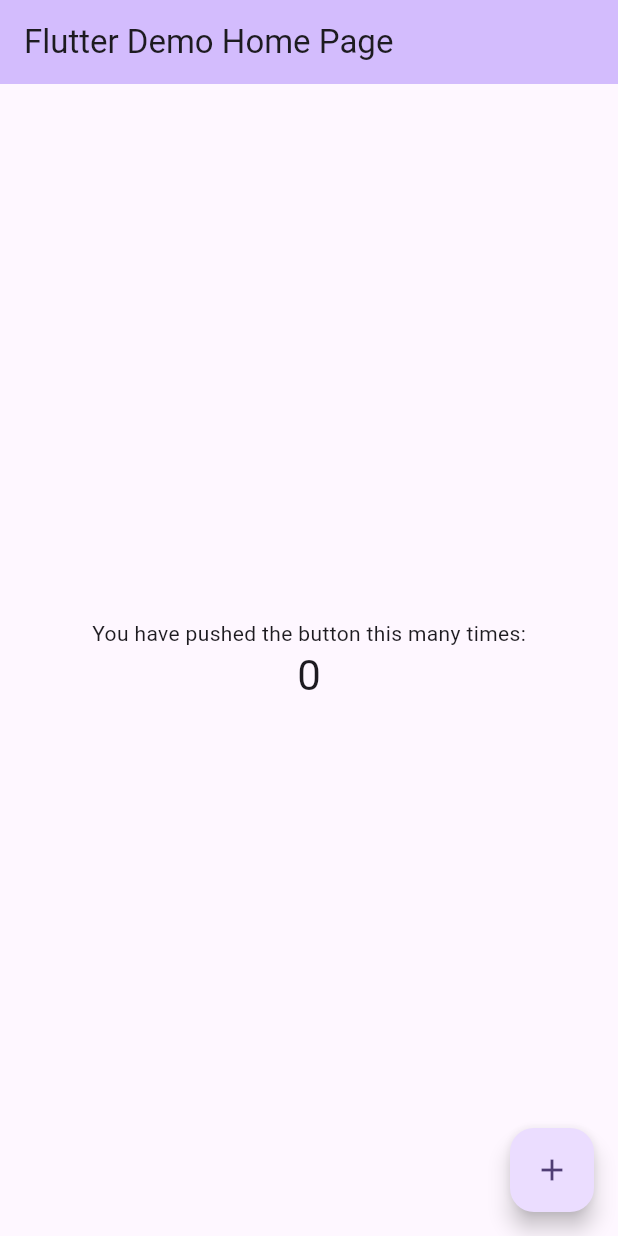
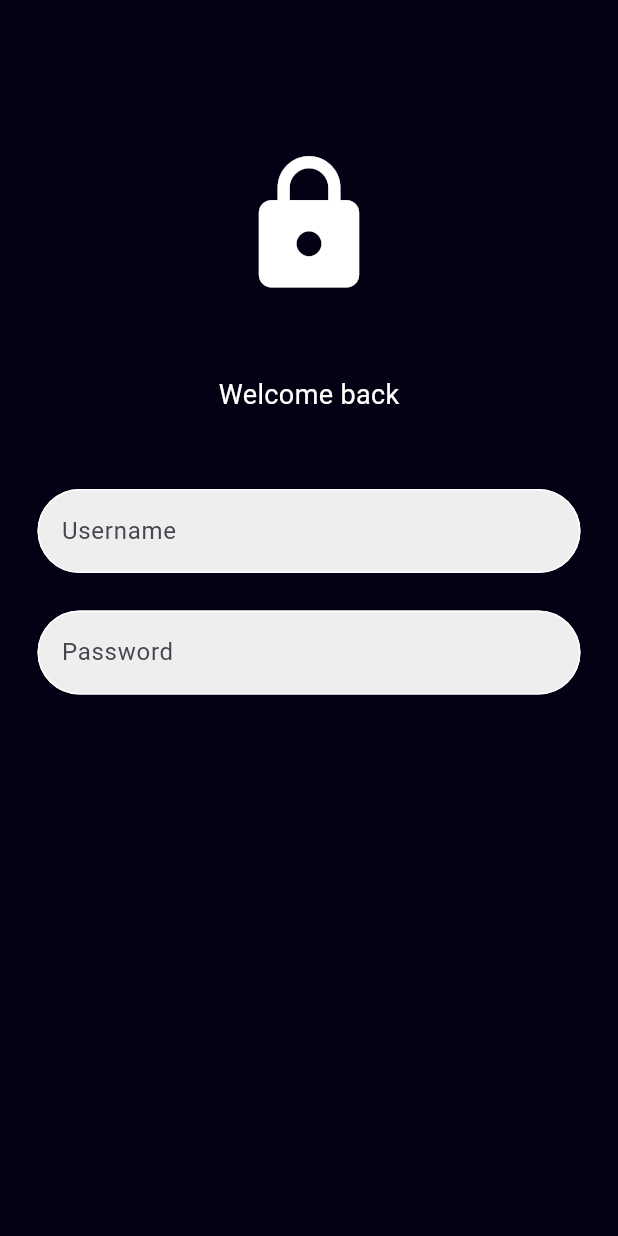
Before and after one commit to AlthafNazeel/R.A.V.E.N, a Flutter app: the screen it shows after launch, on a phone screen of 412 x 824 dp. Run offline on Flutter 3.47's test engine with Material 3 defaults, Android fonts, the phone set to English and light mode, and no system bars.

Commit message:
Sign In Page

```diff
--- /dev/null
+++ b/raven_frontend/lib/Pages/signIn.dart
@@ -0,0 +1,63 @@
+import 'package:flutter/material.dart';
+import 'package:raven_frontend/components/TextFeild.dart';
+
+class SignIn extends StatelessWidget {
+  SignIn({Key? key}) : super(key: key);
+
+  final userNameController = TextEditingController();
+  final paswordController = TextEditingController();
+
+  @override
+  Widget build(BuildContext context) {
+    return Scaffold(
+      backgroundColor: Color.fromARGB(255, 5, 0, 20),
+      body: SafeArea(
+        child: Center(
+          child: Column(
+            children: [
+              const SizedBox(height: 100),
+
+              // Logo
+              Icon(
+                Icons.lock,
+                size: 100,
+                color: Colors.white,
+              ),
+              const SizedBox(height: 50),
+
+              // Welcome message
+              Text('Welcome back',
+              style: TextStyle(
+                color: Colors.white,
+                fontSize: 18,
+                ),
+                ),
+                const SizedBox(height: 50),
+
+              // Username text field
+              TextFeild(
+                controller: userNameController,
+                hinttext:'Username' ,
+                obscureText: false,
+              ),
+
+              const SizedBox(height: 25),
+              // Password text field
+              TextFeild(
+                controller: paswordController,
+                hinttext: 'Password',
+                obscureText: true,
+              ),
+
+              // Forgot password register
+
+              // Sign in button
+
+              // Add local device
+            ],
+          ),
+        ),
+      ),
+    );
+  }
+}
--- /dev/null
+++ b/raven_frontend/lib/components/TextFeild.dart
@@ -0,0 +1,39 @@
+import 'package:flutter/material.dart';
+
+class TextFeild extends StatelessWidget {
+
+final controller;
+  final String hinttext;
+  final bool obscureText;
+
+  const TextFeild ({
+    super.key,
+    required this.controller,
+    required this.hinttext,
+    required this.obscureText,
+
+    });
+
+  @override
+  Widget build(BuildContext context) {
+    return Padding(
+      padding: const EdgeInsets.symmetric(horizontal: 25.0),
+      child: TextField(
+        controller: controller,
+        obscureText: obscureText,
+        decoration: InputDecoration(
+          enabledBorder: OutlineInputBorder(
+          borderSide: BorderSide(color: Colors.white),
+          borderRadius: BorderRadius.circular(50)
+        ),
+        focusedBorder: OutlineInputBorder(
+          borderSide: BorderSide(color: Colors.white)
+        ),
+        fillColor: Colors.grey.shade200,
+        filled: true,
+        hintText: hinttext,
+        ),
+      ),
+    );
+  }
+}
--- a/raven_frontend/lib/main.dart
+++ b/raven_frontend/lib/main.dart
@@ -1,4 +1,5 @@
 import 'package:flutter/material.dart';
+import 'package:raven_frontend/Pages/signIn.dart';
 
 void main() {
   runApp(const MyApp());
@@ -11,115 +12,9 @@ class MyApp extends StatelessWidget {
   @override
   Widget build(BuildContext context) {
     return MaterialApp(
-      title: 'Flutter Demo',
-      theme: ThemeData(
-        // This is the theme of your application.
-        //
-        // TRY THIS: Try running your application with "flutter run". You'll see
-        // the application has a purple toolbar. Then, without quitting the app,
-        // try changing the seedColor in the colorScheme below to Colors.green
-        // and then invoke "hot reload" (save your changes or press the "hot
-        // reload" button in a Flutter-supported IDE, or press "r" if you used
-        // the command line to start the app).
-        //
-        // Notice that the counter didn't reset back to zero; the application
-        // state is not lost during the reload. To reset the state, use hot
-        // restart instead.
-        //
-        // This works for code too, not just values: Most code changes can be
-        // tested with just a hot reload.
-        colorScheme: ColorScheme.fromSeed(seedColor: Colors.deepPurple),
-        useMaterial3: true,
-      ),
-      home: const MyHomePage(title: 'Flutter Demo Home Page'),
+      debugShowCheckedModeBanner: false,
+      title: 'Sign in',
+      home: SignIn()
     );
   }
 }
-
-class MyHomePage extends StatefulWidget {
-  const MyHomePage({super.key, required this.title});
-
-  // This widget is the home page of your application. It is stateful, meaning
-  // that it has a State object (defined below) that contains fields that affect
-  // how it looks.
-
-  // This class is the configuration for the state. It holds the values (in this
-  // case the title) provided by the parent (in this case the App widget) and
-  // used by the build method of the State. Fields in a Widget subclass are
-  // always marked "final".
-
-  final String title;
-
-  @override
-  State<MyHomePage> createState() => _MyHomePageState();
-}
-
-class _MyHomePageState extends State<MyHomePage> {
-  int _counter = 0;
-
-  void _incrementCounter() {
-    setState(() {
-      // This call to setState tells the Flutter framework that something has
-      // changed in this State, which causes it to rerun the build method below
-      // so that the display can reflect the updated values. If we changed
-      // _counter without calling setState(), then the build method would not be
-      // called again, and so nothing would appear to happen.
-      _counter++;
-    });
-  }
-
-  @override
-  Widget build(BuildContext context) {
-    // This method is rerun every time setState is called, for instance as done
-    // by the _incrementCounter method above.
-    //
-    // The Flutter framework has been optimized to make rerunning build methods
-    // fast, so that you can just rebuild anything that needs updating rather
-    // than having to individually change instances of widgets.
-    return Scaffold(
-      appBar: AppBar(
-        // TRY THIS: Try changing the color here to a specific color (to
-        // Colors.amber, perhaps?) and trigger a hot reload to see the AppBar
-        // change color while the other colors stay the same.
-        backgroundColor: Theme.of(context).colorScheme.inversePrimary,
-        // Here we take the value from the MyHomePage object that was created by
-        // the App.build method, and use it to set our appbar title.
-        title: Text(widget.title),
-      ),
-      body: Center(
-        // Center is a layout widget. It takes a single child and positions it
-        // in the middle of the parent.
-        child: Column(
-          // Column is also a layout widget. It takes a list of children and
-          // arranges them vertically. By default, it sizes itself to fit its
-          // children horizontally, and tries to be as tall as its parent.
-          //
-          // Column has various properties to control how it sizes itself and
-          // how it positions its children. Here we use mainAxisAlignment to
-          // center the children vertically; the main axis here is the vertical
-          // axis because Columns are vertical (the cross axis would be
-          // horizontal).
-          //
-          // TRY THIS: Invoke "debug painting" (choose the "Toggle Debug Paint"
-          // action in the IDE, or press "p" in the console), to see the
-          // wireframe for each widget.
-          mainAxisAlignment: MainAxisAlignment.center,
-          children: <Widget>[
-            const Text(
-              'You have pushed the button this many times:',
-            ),
-            Text(
-              '$_counter',
-              style: Theme.of(context).textTheme.headlineMedium,
-            ),
-          ],
-        ),
-      ),
-      floatingActionButton: FloatingActionButton(
-        onPressed: _incrementCounter,
-        tooltip: 'Increment',
-        child: const Icon(Icons.add),
-      ), // This trailing comma makes auto-formatting nicer for build methods.
-    );
-  }
-}
```
